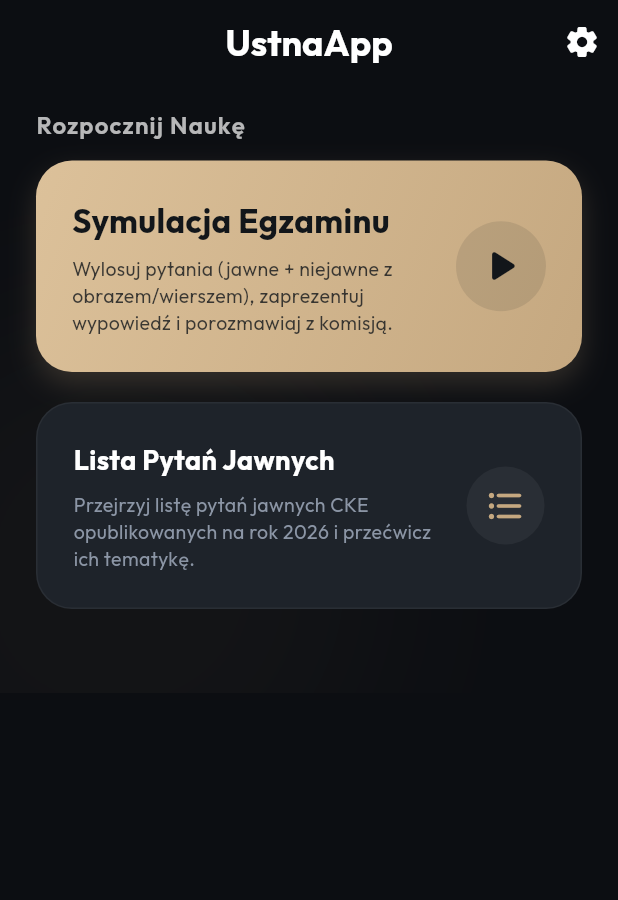
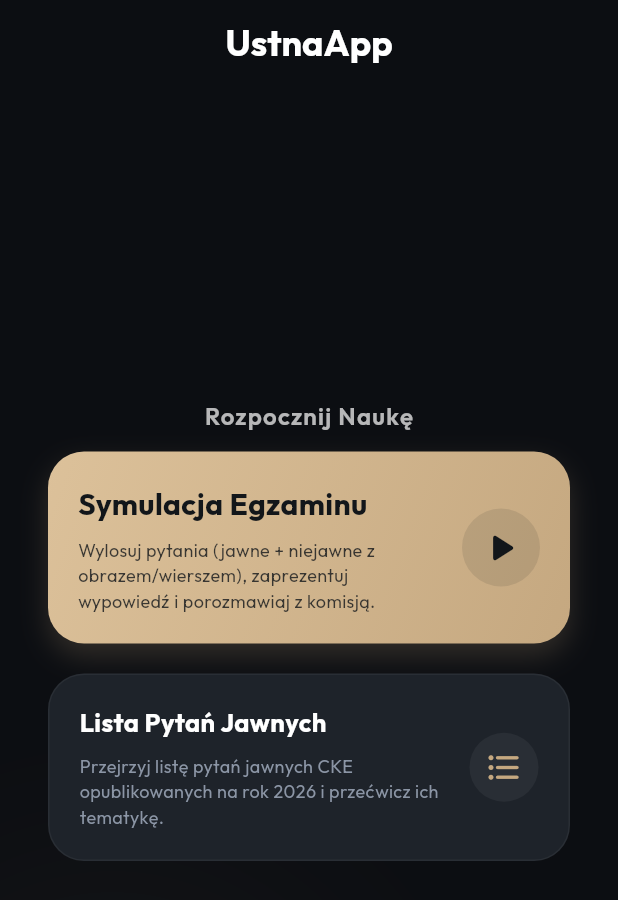
Before and after one commit to KrzysDev/UstnaApp---old-version, a Flutter app: the DashboardScreen screen opened directly, on a phone screen of 412 x 824 dp. Shown: the top 900 px of the screen. Run offline on Flutter 3.47's test engine with Material 3 defaults, Android fonts, the phone set to English and light mode, and no system bars; our stand-ins replace google_fonts; missing offline and left inert: record.

Commit message:
feat: centered main menu buttons

```diff
--- a/frontend/ustnaapp/lib/providers/exam_provider.dart
+++ b/frontend/ustnaapp/lib/providers/exam_provider.dart
@@ -1,5 +1,4 @@
 import 'dart:async';
-import 'dart:io';
 import 'package:flutter/foundation.dart';
 import '../models/models.dart';
 import '../services/api_service.dart';
@@ -9,20 +8,11 @@ class ExamProvider with ChangeNotifier {
   final AudioService _audioService = AudioService();
   late ApiService _apiService;
 
-  String _baseUrl = '';
+  final String _baseUrl = 'https://ustnaapp.onrender.com';
   String get baseUrl => _baseUrl;
 
   ExamProvider() {
-    _baseUrl = "https://ustnaapp.onrender.com/api";
     _apiService = ApiService(baseUrl: _baseUrl);
-  }
-
-  void updateBaseUrl(String url) {
-    if (url.trim().isNotEmpty) {
-      _baseUrl = url.trim();
-      _apiService = ApiService(baseUrl: _baseUrl);
-      notifyListeners();
-    }
   }
 
   // --- Exam States ---
--- a/frontend/ustnaapp/lib/screens/dashboard_screen.dart
+++ b/frontend/ustnaapp/lib/screens/dashboard_screen.dart
@@ -8,71 +8,10 @@ import 'exam_preparation_screen.dart';
 class DashboardScreen extends StatelessWidget {
   const DashboardScreen({super.key});
 
-  void _showSettingsDialog(BuildContext context, ExamProvider provider) {
-    final controller = TextEditingController(text: provider.baseUrl);
-    showDialog(
-      context: context,
-      builder: (ctx) {
-        return AlertDialog(
-          backgroundColor: const Color(0xFF1E232A),
-          title: Text(
-            'Ustawienia serwera API',
-            style: GoogleFonts.outfit(color: Colors.white, fontWeight: FontWeight.bold),
-          ),
-          content: Column(
-            mainAxisSize: MainAxisSize.min,
-            crossAxisAlignment: CrossAxisAlignment.start,
-            children: [
-              Text('Adres URL backendu FastAPI:', style: GoogleFonts.outfit(color: const Color(0xFF8B95A5), fontSize: 13)),
-              const SizedBox(height: 10),
-              TextField(
-                controller: controller,
-                style: const TextStyle(color: Colors.white),
-                decoration: InputDecoration(
-                  filled: true,
-                  fillColor: const Color(0xFF161A22),
-                  hintText: 'https://ustnaapp.onrender.com/api',
-                  hintStyle: const TextStyle(color: Colors.white30),
-                  border: OutlineInputBorder(
-                    borderRadius: BorderRadius.circular(12),
-                    borderSide: BorderSide(color: Colors.white.withValues(alpha: 0.1)),
-                  ),
-                  focusedBorder: OutlineInputBorder(
-                    borderRadius: BorderRadius.circular(12),
-                    borderSide: const BorderSide(color: Color(0xFFC5A880)),
-                  ),
-                ),
-              ),
-            ],
-          ),
-          actions: [
-            TextButton(
-              onPressed: () => Navigator.of(ctx).pop(),
-              child: Text('Anuluj', style: TextStyle(color: Colors.white.withValues(alpha: 0.6))),
-            ),
-            ElevatedButton(
-              onPressed: () {
-                provider.updateBaseUrl(controller.text);
-                Navigator.of(ctx).pop();
-                ScaffoldMessenger.of(context).showSnackBar(
-                  SnackBar(
-                    backgroundColor: const Color(0xFF1E232A),
-                    content: Text('Zaktualizowano URL API na: ${controller.text}', style: GoogleFonts.outfit(color: const Color(0xFFC5A880))),
-                  ),
-                );
-              },
-              style: ElevatedButton.styleFrom(backgroundColor: const Color(0xFFC5A880), foregroundColor: const Color(0xFF1E232A)),
-              child: const Text('Zapisz'),
-            ),
-          ],
-        );
-      },
-    );
-  }
-
   @override
   Widget build(BuildContext context) {
     final examProvider = Provider.of<ExamProvider>(context);
+
     return Scaffold(
       backgroundColor: const Color(0xFF0C0E12),
       appBar: AppBar(
@@ -80,14 +19,12 @@ class DashboardScreen extends StatelessWidget {
         elevation: 0,
         title: Text(
           'UstnaApp',
-          style: GoogleFonts.outfit(fontWeight: FontWeight.bold, color: Colors.white, fontSize: 24),
+          style: GoogleFonts.outfit(
+            fontWeight: FontWeight.bold,
+            color: Colors.white,
+            fontSize: 24,
           ),
-        actions: [
-          IconButton(
-            icon: const Icon(Icons.settings_rounded, color: Colors.white),
-            onPressed: () => _showSettingsDialog(context, examProvider),
         ),
-        ],
       ),
       body: Stack(
         children: [
@@ -100,103 +37,194 @@ class DashboardScreen extends StatelessWidget {
               height: 250,
               decoration: BoxDecoration(
                 shape: BoxShape.circle,
-                boxShadow: [BoxShadow(color: const Color(0xFFC5A880).withOpacity(0.04), blurRadius: 100, spreadRadius: 50)],
+                boxShadow: [
+                  BoxShadow(
+                    color: const Color(0xFFC5A880).withOpacity(0.04),
+                    blurRadius: 100,
+                    spreadRadius: 50,
+                  ),
+                ],
               ),
             ),
           ),
 
-          SingleChildScrollView(
-            padding: const EdgeInsets.symmetric(horizontal: 24.0, vertical: 16.0),
+          Center(
+            child: ConstrainedBox(
+              constraints: const BoxConstraints(maxWidth: 380),
+              child: Padding(
+                padding: const EdgeInsets.symmetric(horizontal: 16),
                 child: Column(
-              crossAxisAlignment: CrossAxisAlignment.stretch,
+                  mainAxisAlignment: MainAxisAlignment.center,
                   children: [
                     // Section header
                     Text(
                       'Rozpocznij Naukę',
-                  style: GoogleFonts.outfit(fontSize: 16, fontWeight: FontWeight.w600, color: Colors.white70, letterSpacing: 0.8),
+                      style: GoogleFonts.outfit(
+                        fontSize: 16,
+                        fontWeight: FontWeight.w600,
+                        color: Colors.white70,
+                        letterSpacing: 0.8,
                       ),
+                    ),
+
                     const SizedBox(height: 12),
 
-                // 1. Sim Exam Button (Primary CTA)
+                    // 1. Sim Exam Button
                     GestureDetector(
                       onTap: () async {
                         examProvider.resetExam();
-                    Navigator.of(context).push(MaterialPageRoute(builder: (_) => const ExamPreparationScreen()));
+
+                        Navigator.of(context).push(
+                          MaterialPageRoute(
+                            builder: (_) => const ExamPreparationScreen(),
+                          ),
+                        );
+
                         await examProvider.drawSetOfQuestions();
                       },
                       child: Container(
-                    padding: const EdgeInsets.all(24),
+                        width: double.infinity,
+                        padding: const EdgeInsets.all(20),
                         decoration: BoxDecoration(
-                      gradient: const LinearGradient(begin: Alignment.topLeft, end: Alignment.bottomRight, colors: [Color(0xFFDCC19A), Color(0xFFC5A880)]),
+                          gradient: const LinearGradient(
+                            begin: Alignment.topLeft,
+                            end: Alignment.bottomRight,
+                            colors: [Color(0xFFDCC19A), Color(0xFFC5A880)],
+                          ),
                           borderRadius: BorderRadius.circular(24),
-                      boxShadow: [BoxShadow(color: const Color(0xFFC5A880).withOpacity(0.2), blurRadius: 15, offset: const Offset(0, 8))],
+                          boxShadow: [
+                            BoxShadow(
+                              color: const Color(0xFFC5A880).withOpacity(0.2),
+                              blurRadius: 15,
+                              offset: const Offset(0, 8),
+                            ),
+                          ],
                         ),
                         child: Row(
                           children: [
                             Expanded(
                               child: Column(
                                 crossAxisAlignment: CrossAxisAlignment.start,
+                                mainAxisSize: MainAxisSize.min,
                                 children: [
                                   Text(
                                     'Symulacja Egzaminu',
-                                style: GoogleFonts.outfit(fontSize: 22, fontWeight: FontWeight.bold, color: const Color(0xFF12161A)),
+                                    style: GoogleFonts.outfit(
+                                      fontSize: 20,
+                                      fontWeight: FontWeight.bold,
+                                      color: const Color(0xFF12161A),
                                     ),
+                                  ),
+
                                   const SizedBox(height: 8),
-                              Text('Wylosuj pytania (jawne + niejawne z obrazem/wierszem), zaprezentuj wypowiedź i porozmawiaj z komisją.', style: GoogleFonts.outfit(fontSize: 13, color: const Color(0xFF12161A).withOpacity(0.8), height: 1.4)),
+
+                                  Text(
+                                    'Wylosuj pytania (jawne + niejawne z obrazem/wierszem), zaprezentuj wypowiedź i porozmawiaj z komisją.',
+                                    style: GoogleFonts.outfit(
+                                      fontSize: 12,
+                                      color: const Color(
+                                        0xFF12161A,
+                                      ).withOpacity(0.8),
+                                      height: 1.4,
+                                    ),
+                                  ),
                                 ],
                               ),
                             ),
-                        const SizedBox(width: 16),
+
+                            const SizedBox(width: 12),
+
                             Container(
-                          padding: const EdgeInsets.all(12),
-                          decoration: BoxDecoration(color: const Color(0xFF12161A).withOpacity(0.1), shape: BoxShape.circle),
-                          child: const Icon(Icons.play_arrow_rounded, size: 36, color: Color(0xFF12161A)),
+                              padding: const EdgeInsets.all(10),
+                              decoration: BoxDecoration(
+                                color: const Color(0xFF12161A).withOpacity(0.1),
+                                shape: BoxShape.circle,
+                              ),
+                              child: const Icon(
+                                Icons.play_arrow_rounded,
+                                size: 32,
+                                color: Color(0xFF12161A),
+                              ),
                             ),
                           ],
                         ),
                       ),
                     ),
+
                     const SizedBox(height: 20),
 
-                // 2. Browse Public Questions Button (Secondary)
+                    // 2. Questions List Button
                     GestureDetector(
                       onTap: () {
-                    Navigator.of(context).push(MaterialPageRoute(builder: (_) => const QuestionsListScreen()));
+                        Navigator.of(context).push(
+                          MaterialPageRoute(
+                            builder: (_) => const QuestionsListScreen(),
+                          ),
+                        );
                       },
                       child: Container(
-                    padding: const EdgeInsets.all(24),
+                        width: double.infinity,
+                        padding: const EdgeInsets.all(20),
                         decoration: BoxDecoration(
                           color: const Color(0xFF1E232A),
                           borderRadius: BorderRadius.circular(24),
-                      border: Border.all(color: Colors.white.withValues(alpha: 0.05)),
+                          border: Border.all(
+                            color: Colors.white.withValues(alpha: 0.05),
+                          ),
                         ),
                         child: Row(
                           children: [
                             Expanded(
                               child: Column(
                                 crossAxisAlignment: CrossAxisAlignment.start,
+                                mainAxisSize: MainAxisSize.min,
                                 children: [
                                   Text(
                                     'Lista Pytań Jawnych',
-                                style: GoogleFonts.outfit(fontSize: 18, fontWeight: FontWeight.bold, color: Colors.white),
+                                    style: GoogleFonts.outfit(
+                                      fontSize: 17,
+                                      fontWeight: FontWeight.bold,
+                                      color: Colors.white,
                                     ),
+                                  ),
+
                                   const SizedBox(height: 8),
-                              Text('Przejrzyj listę pytań jawnych CKE opublikowanych na rok 2026 i przećwicz ich tematykę.', style: GoogleFonts.outfit(fontSize: 13, color: const Color(0xFF8B95A5), height: 1.4)),
+
+                                  Text(
+                                    'Przejrzyj listę pytań jawnych CKE opublikowanych na rok 2026 i przećwicz ich tematykę.',
+                                    style: GoogleFonts.outfit(
+                                      fontSize: 12,
+                                      color: const Color(0xFF8B95A5),
+                                      height: 1.4,
+                                    ),
+                                  ),
                                 ],
                               ),
                             ),
-                        const SizedBox(width: 16),
+
+                            const SizedBox(width: 12),
+
                             Container(
-                          padding: const EdgeInsets.all(12),
-                          decoration: BoxDecoration(color: Colors.white.withValues(alpha: 0.05), shape: BoxShape.circle),
-                          child: const Icon(Icons.format_list_bulleted_rounded, size: 28, color: Color(0xFFC5A880)),
+                              padding: const EdgeInsets.all(10),
+                              decoration: BoxDecoration(
+                                color: Colors.white.withValues(alpha: 0.05),
+                                shape: BoxShape.circle,
+                              ),
+                              child: const Icon(
+                                Icons.format_list_bulleted_rounded,
+                                size: 26,
+                                color: Color(0xFFC5A880),
+                              ),
                             ),
                           ],
                         ),
                       ),
                     ),
+
                     const SizedBox(height: 40),
                   ],
+                ),
+              ),
             ),
           ),
         ],
```
Also changed, not shown: frontend/ustnaapp/flutter_01.png (added), frontend/ustnaapp/flutter_02.png (added). Lines whose indentation alone changed are shown as unchanged.
